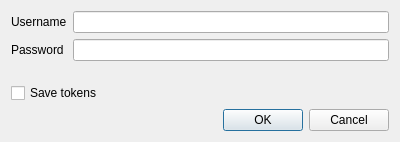
giscube/giscube-admin-qgis-plugin, file server_tree/login_dialog_base.ui: the form before one commit.
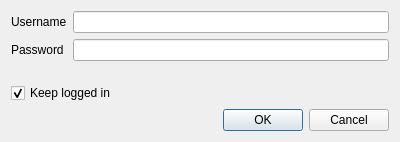
The form after the commit. Custom widgets are drawn as their Qt base class.

Patch:
```diff
--- a/server_tree/login_dialog_base.ui
+++ b/server_tree/login_dialog_base.ui
@@ -44,7 +44,10 @@
       <string>Save the tokens in the save keyring of your operating system.</string>
      </property>
      <property name="text">
-      <string>Save tokens</string>
+      <string>Keep logged in</string>
+     </property>
+     <property name="checked">
+      <bool>true</bool>
      </property>
     </widget>
    </item>
```
Left out of the diff: 2 changed lines with no effect on the pictures.
